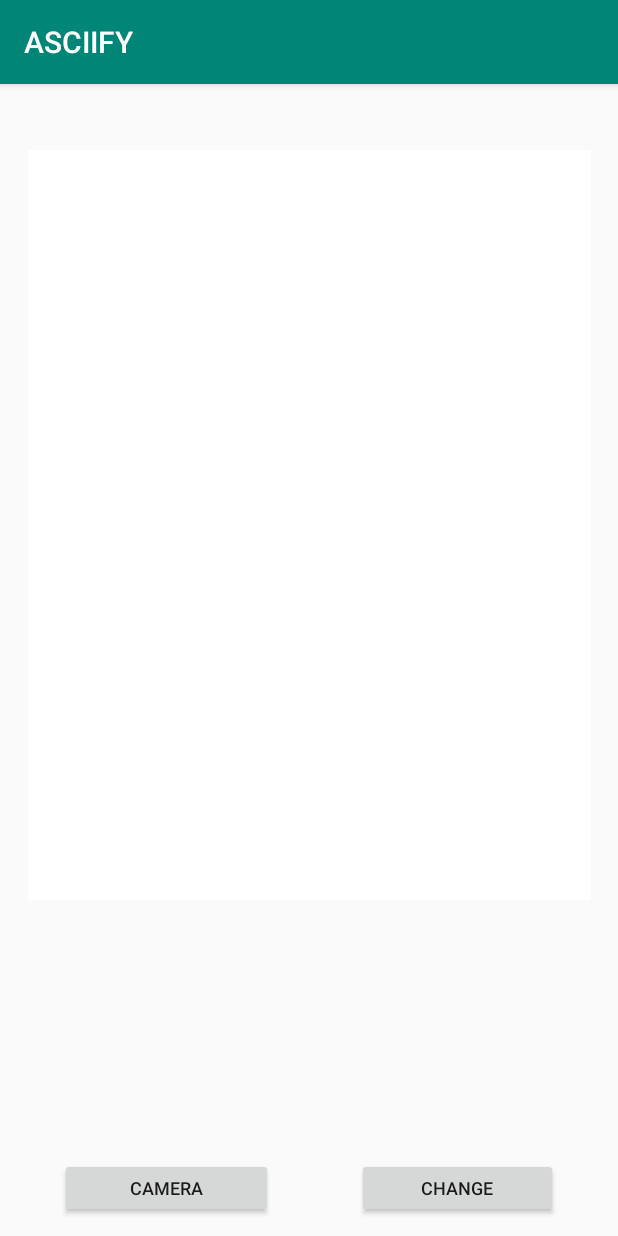
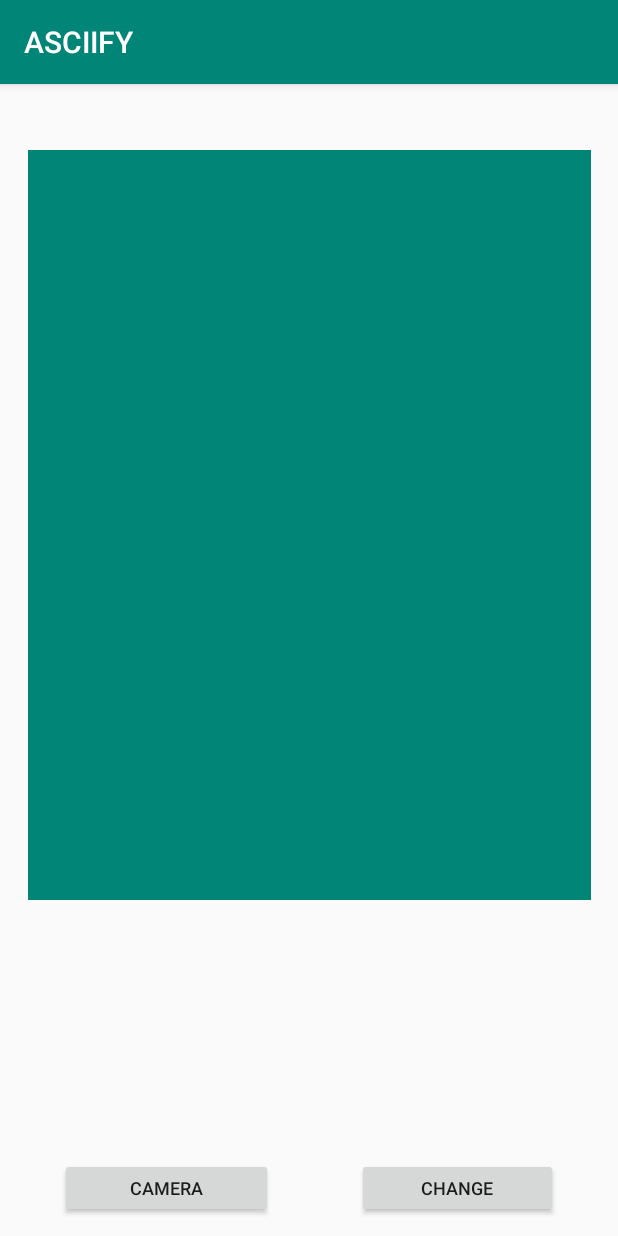
Before and after one commit to glennsong09/CS125FinalProject, an Android app: the screen it shows after launch (MainActivity), on a phone screen of 412 x 824 dp. Run offline under Robolectric (Android 15) with nearby library versions, the phone set to English and light mode, and no system bars; libraries missing offline, so code that uses them is left out: com.bachors.img2ascii.

Commit message:
4 buttons, convertascii, savepicture, opencamera, accessimages; button opens camera and also puts image on imageview, save might be working? nope they dont work but here it is huhughughggughg

```diff
--- a/app/src/main/res/layout/activity_main.xml
+++ b/app/src/main/res/layout/activity_main.xml
@@ -60,7 +60,6 @@
         android:layout_marginStart="24dp"
         android:layout_marginTop="44dp"
         android:layout_marginEnd="24dp"
-        android:tint="#ffffff"
         app:layout_constraintEnd_toEndOf="parent"
         app:layout_constraintHorizontal_bias="0.5"
         app:layout_constraintStart_toStartOf="parent"
```
